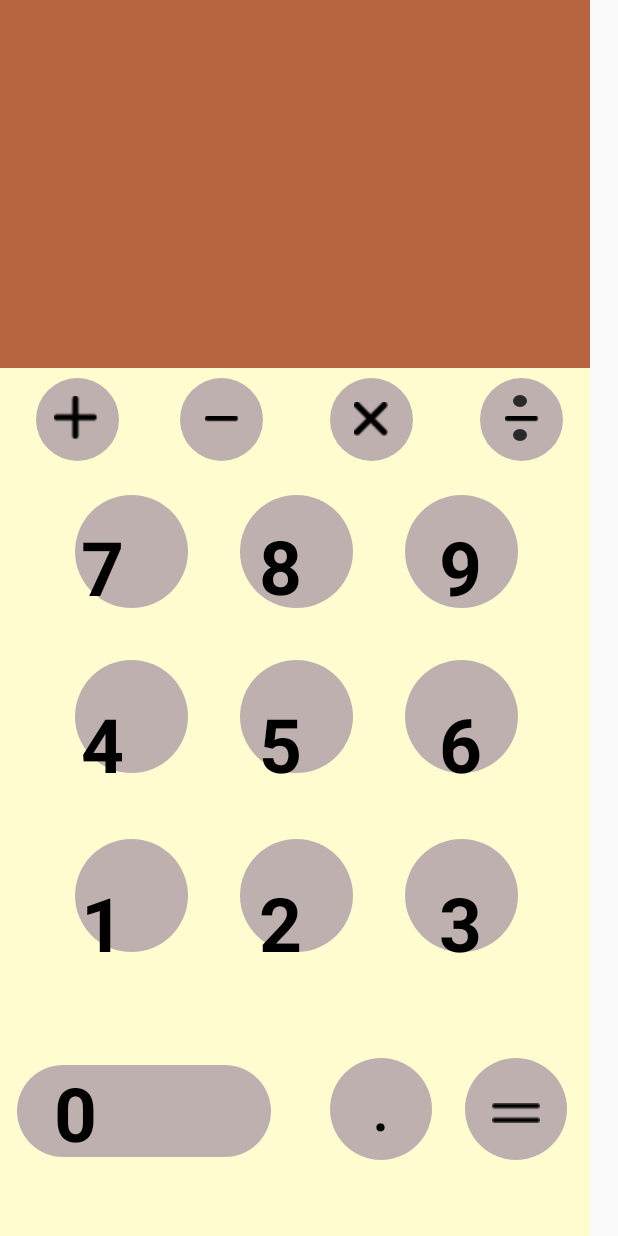
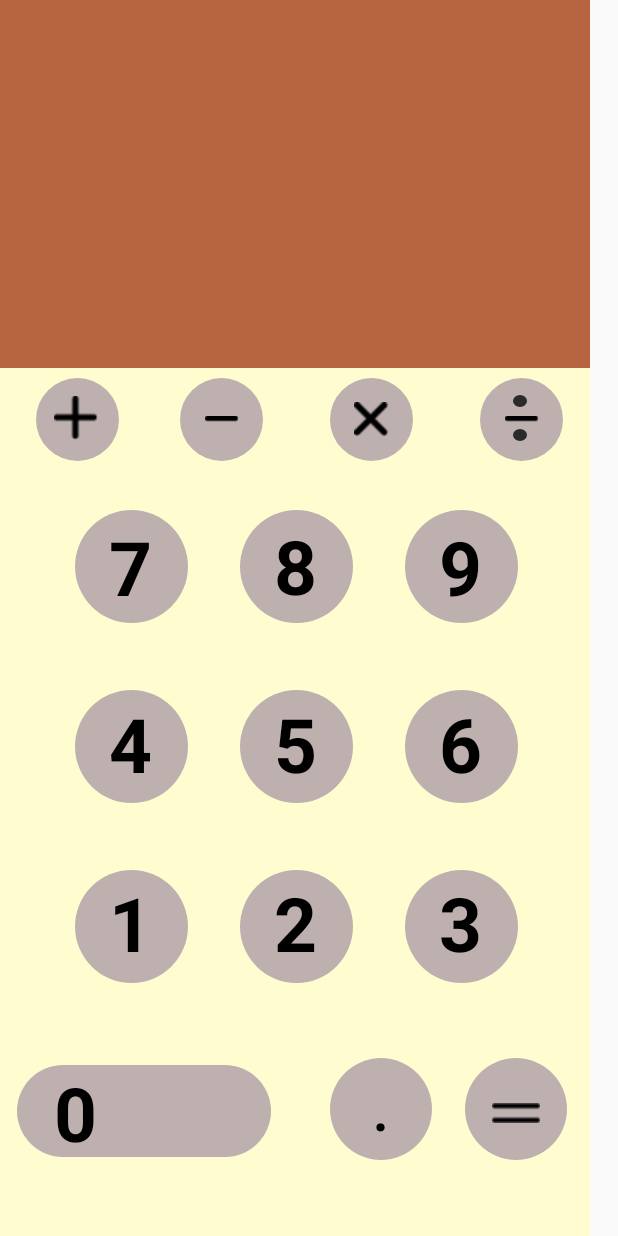
Before and after one commit to DxnnySZN/CalculatorAppDanielY, an Android app: the screen it shows after launch (frame_1_activity), on a phone screen of 412 x 824 dp. Run offline under Robolectric (Android 15) with nearby library versions, the phone set to English and light mode, and no system bars.

Commit message:
fixed all dimension errors 9/11/23

```diff
--- a/app/src/main/res/layout/frame_1.xml
+++ b/app/src/main/res/layout/frame_1.xml
@@ -47,7 +47,7 @@
 			<View   android:id="@+id/circle"
 				android:background="@drawable/circle_shape"
 				 android:layout_marginStart="50dp"
-				android:layout_marginTop="559dp"
+				android:layout_marginTop="580dp"
 				android:layout_width="75dp"
 				android:layout_height="75dp" />
 
@@ -56,55 +56,55 @@
 				android:layout_width="75dp"
 				android:layout_height="75dp"
 				android:layout_marginStart="50dp"
-				android:layout_marginTop="440dp"
+				android:layout_marginTop="460dp"
 				android:background="@drawable/circle_ek1_shape" />
 
 			<View   android:id="@+id/circle_ek2"
 				android:background="@drawable/circle_ek2_shape"
 				 android:layout_marginStart="50dp"
-				android:layout_marginTop="330dp"
+				android:layout_marginTop="340dp"
 				android:layout_width="75dp"
 				android:layout_height="75dp" />
 
 			<View   android:id="@+id/circle_ek3"
 				android:background="@drawable/circle_ek3_shape"
 				 android:layout_marginStart="160dp"
-				android:layout_marginTop="330dp"
+				android:layout_marginTop="340dp"
 				android:layout_width="75dp"
 				android:layout_height="75dp" />
 
 			<View   android:id="@+id/circle_ek4"
 				android:background="@drawable/circle_ek4_shape"
 				 android:layout_marginStart="270dp"
-				android:layout_marginTop="330dp"
+				android:layout_marginTop="340dp"
 				android:layout_width="75dp"
 				android:layout_height="75dp" />
 
 			<View   android:id="@+id/circle_ek5"
 				android:background="@drawable/circle_ek5_shape"
 				 android:layout_marginStart="160dp"
-				android:layout_marginTop="440dp"
+				android:layout_marginTop="460dp"
 				android:layout_width="75dp"
 				android:layout_height="75dp" />
 
 			<View   android:id="@+id/circle_ek6"
 				android:background="@drawable/circle_ek6_shape"
 				 android:layout_marginStart="270dp"
-				android:layout_marginTop="440dp"
+				android:layout_marginTop="460dp"
 				android:layout_width="75dp"
 				android:layout_height="75dp" />
 
 			<View   android:id="@+id/circle_ek7"
 				android:background="@drawable/circle_ek7_shape"
 				 android:layout_marginStart="160dp"
-				android:layout_marginTop="559dp"
+				android:layout_marginTop="580dp"
 				android:layout_width="75dp"
 				android:layout_height="75dp" />
 
 			<View   android:id="@+id/circle_ek8"
 				android:background="@drawable/circle_ek8_shape"
 				 android:layout_marginStart="270dp"
-				android:layout_marginTop="559dp"
+				android:layout_marginTop="580dp"
 				android:layout_width="75dp"
 				android:layout_height="75dp" />
 
@@ -205,7 +205,7 @@
 				android:gravity="center"
 				android:textSize="50sp"
 				android:textColor="@color/_bg__frame_1_color"
-				android:layout_marginLeft="21dp"
+				android:layout_marginLeft="40dp"
 				android:layout_marginTop="563dp"
 				android:layout_width="94dp"
 				android:layout_height="103dp"
@@ -219,7 +219,7 @@
 				android:gravity="center"
 				android:textSize="50sp"
 				android:textColor="@color/_bg__frame_1_color"
-				android:layout_marginLeft="140dp"
+				android:layout_marginLeft="150dp"
 				android:layout_marginTop="563dp"
 				android:layout_width="94dp"
 				android:layout_height="103dp"
@@ -261,7 +261,7 @@
 				android:gravity="center"
 				android:textSize="50sp"
 				android:textColor="@color/_bg__frame_1_color"
-				android:layout_marginLeft="140dp"
+				android:layout_marginLeft="150dp"
 				android:layout_marginTop="444dp"
 				android:layout_width="94dp"
 				android:layout_height="103dp"
@@ -275,7 +275,7 @@
 				android:gravity="center"
 				android:textSize="50sp"
 				android:textColor="@color/_bg__frame_1_color"
-				android:layout_marginLeft="21dp"
+				android:layout_marginLeft="40dp"
 				android:layout_marginTop="444dp"
 				android:layout_width="94dp"
 				android:layout_height="103dp"
@@ -289,7 +289,7 @@
 				android:gravity="center"
 				android:textSize="50sp"
 				android:textColor="@color/_bg__frame_1_color"
-				android:layout_marginLeft="21dp"
+				android:layout_marginLeft="40dp"
 				android:layout_marginTop="326dp"
 				android:layout_width="94dp"
 				android:layout_height="103dp"
@@ -303,7 +303,7 @@
 				android:gravity="center"
 				android:textSize="50sp"
 				android:textColor="@color/_bg__frame_1_color"
-				android:layout_marginLeft="140dp"
+				android:layout_marginLeft="150dp"
 				android:layout_marginTop="325dp"
 				android:layout_width="94dp"
 				android:layout_height="103dp"
```
